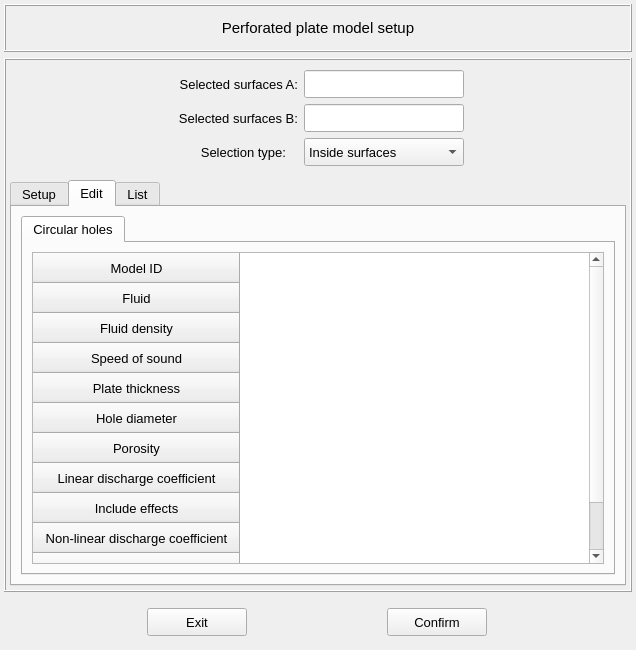
MOPT-UFSC/VIBRA, file vibra/interface/data/ui_files/model/setup/acoustic/perforated_plate_model_inputs.ui: the form before one commit.
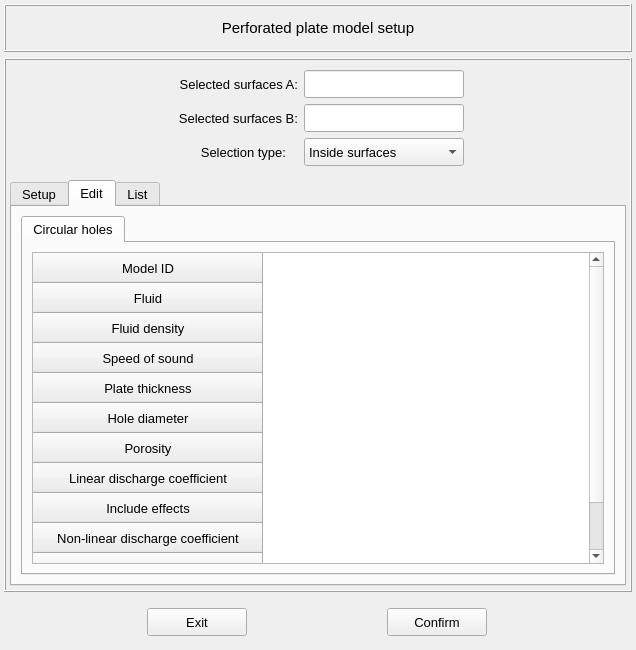
The form after the commit. The open tabs and pages were chosen to show the change. Icons and pictures are not drawn.

```diff
--- a/vibra/interface/data/ui_files/model/setup/acoustic/perforated_plate_model_inputs.ui
+++ b/vibra/interface/data/ui_files/model/setup/acoustic/perforated_plate_model_inputs.ui
@@ -1894,7 +1894,7 @@
                 </row>
                 <row>
                  <property name="text">
-                  <string>User-defined transfer impedance</string>
+                  <string>User-defined transfer impedance file</string>
                  </property>
                  <property name="textAlignment">
                   <set>AlignCenter</set>
```
